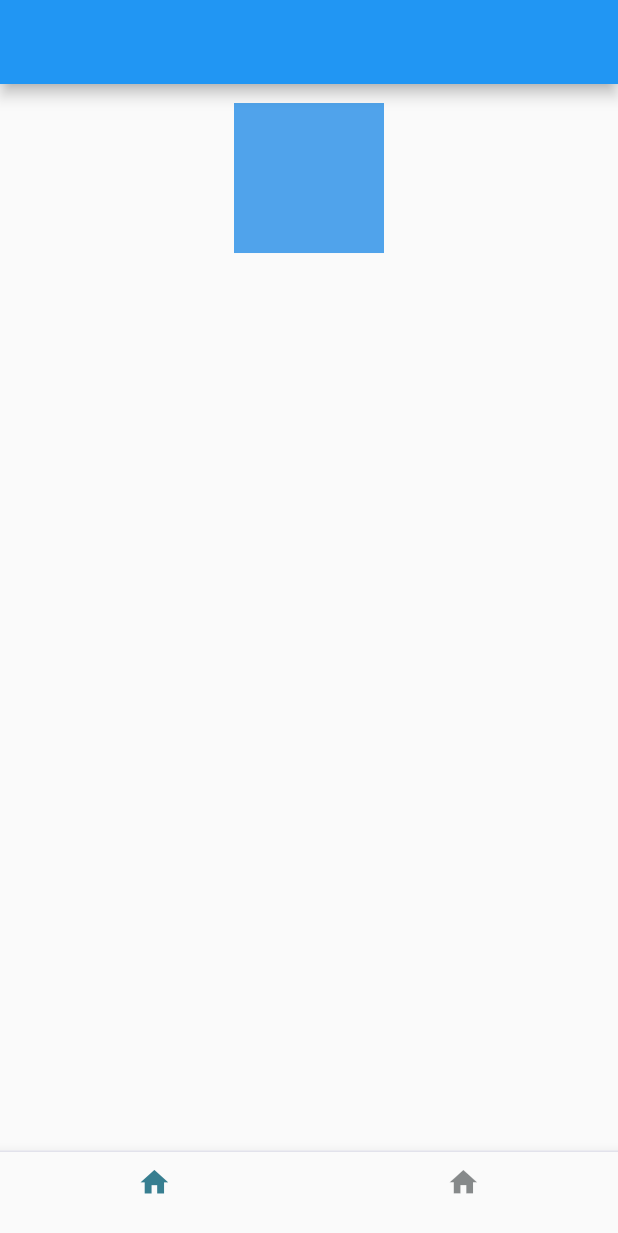
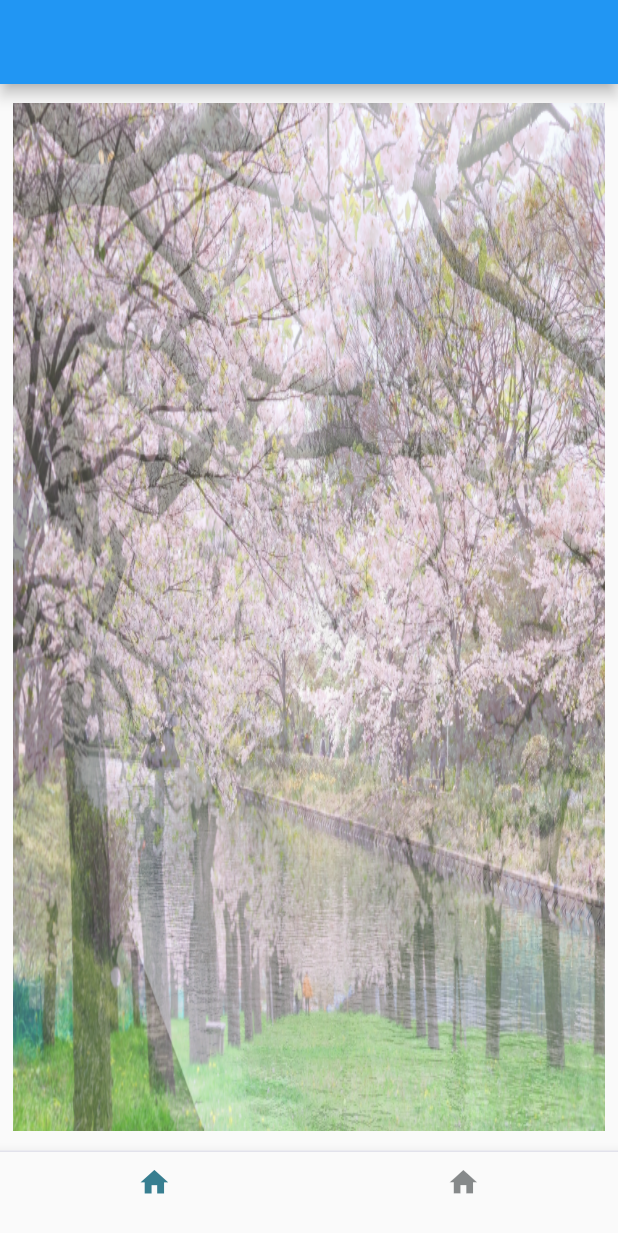
Before and after one commit to Issei-Hiramatsu/sakura-simulation, a Flutter app: the screen it shows after launch, on a phone screen of 412 x 824 dp. Shown: the top 1233 px of the screen. Run offline on Flutter 3.47's test engine with Material 2 defaults, Android fonts, the light colour scheme and no system bars; our stand-ins replace flutter_hooks, flutter_screenutil, hooks_riverpod.

Commit message:
add: full_bloom_sakura_list

```diff
--- a/mobile/lib/component/local/home_page/body/simulation_screen/hooks/container_list.dart
+++ /dev/null
@@ -1,11 +0,0 @@
-import 'package:flutter/material.dart';
-
-final containerList = [
-  Container(width: 100, height: 100, color: Colors.red),
-  Container(width: 100, height: 100, color: Colors.blue),
-  Container(width: 100, height: 100, color: Colors.yellow),
-  Container(width: 100, height: 100, color: Colors.green),
-  Container(width: 100, height: 100, color: Colors.orange),
-  Container(width: 100, height: 100, color: Colors.pink),
-  Container(width: 100, height: 100, color: Colors.purple),
-];
--- /dev/null
+++ b/mobile/lib/component/local/home_page/body/simulation_screen/hooks/full_bloom_sakura_lis.dart
@@ -0,0 +1,5 @@
+final fullBloomSakuraList = [
+  'assets/images/sakura_road.jpg',
+  'assets/images/sakura_river_side.jpg',
+  'assets/images/sakura_1.jpg',
+];
--- a/mobile/lib/component/local/home_page/body/simulation_screen/simulation_screen.dart
+++ b/mobile/lib/component/local/home_page/body/simulation_screen/simulation_screen.dart
@@ -3,7 +3,7 @@ import 'package:flutter_hooks/flutter_hooks.dart';
 import 'package:flutter_screenutil/flutter_screenutil.dart';
 import 'package:hooks_riverpod/hooks_riverpod.dart';
 
-import 'hooks/container_list.dart';
+import 'hooks/full_bloom_sakura_lis.dart';
 
 class SimulationScreen extends HookConsumerWidget {
   const SimulationScreen({super.key});
@@ -16,22 +16,22 @@ class SimulationScreen extends HookConsumerWidget {
     final endIndex = useState(1);
     void changeFadeInAnimatedObject() {
       beginIndex.value = 1;
-      if (beginIndex.value == containerList.length) {
+      if (beginIndex.value == fullBloomSakuraList.length) {
         beginIndex.value = 0;
       }
     }
 
     void changeFadeOutAnimatedObject() {
       endIndex.value++;
-      if (endIndex.value == containerList.length) {
+      if (endIndex.value == fullBloomSakuraList.length) {
         endIndex.value = 0;
       }
     }
 
     final fadeInController =
-        useAnimationController(duration: const Duration(seconds: 10));
+        useAnimationController(duration: const Duration(seconds: 20));
     final fadeOutController =
-        useAnimationController(duration: const Duration(seconds: 10));
+        useAnimationController(duration: const Duration(seconds: 20));
 
     Animation<double> fadeInAnimation = Tween(begin: 1.0, end: 0.0).animate(
       fadeInController.drive(CurveTween(curve: Curves.linear)),
@@ -67,18 +67,23 @@ class SimulationScreen extends HookConsumerWidget {
       child: Stack(
         children: [
           FadeTransition(
-              opacity: fadeInAnimation,
-              //TODO: 写真予定場所 下記の形式で行う。
-              // Image.asset(
-              //   'assets/images/sakura_road.jpg',
-              //   fit: BoxFit.fill,
-              //   height: double.infinity,
-              // ),
-              child: containerList[beginIndex.value]),
+            opacity: fadeInAnimation,
+            //TODO: 写真予定場所 下記の形式で行う。
+            child: Image.asset(
+              fullBloomSakuraList[beginIndex.value],
+              fit: BoxFit.fill,
+              height: double.infinity,
+            ),
+          ),
           FadeTransition(
-              opacity: fadeOutAnimation,
-              //TODO:  写真予定場所
-              child: containerList[endIndex.value]),
+            opacity: fadeOutAnimation,
+            //TODO:  写真予定場所
+            child: Image.asset(
+              fullBloomSakuraList[endIndex.value],
+              fit: BoxFit.fill,
+              height: double.infinity,
+            ),
+          ),
         ],
       ),
     );
```
